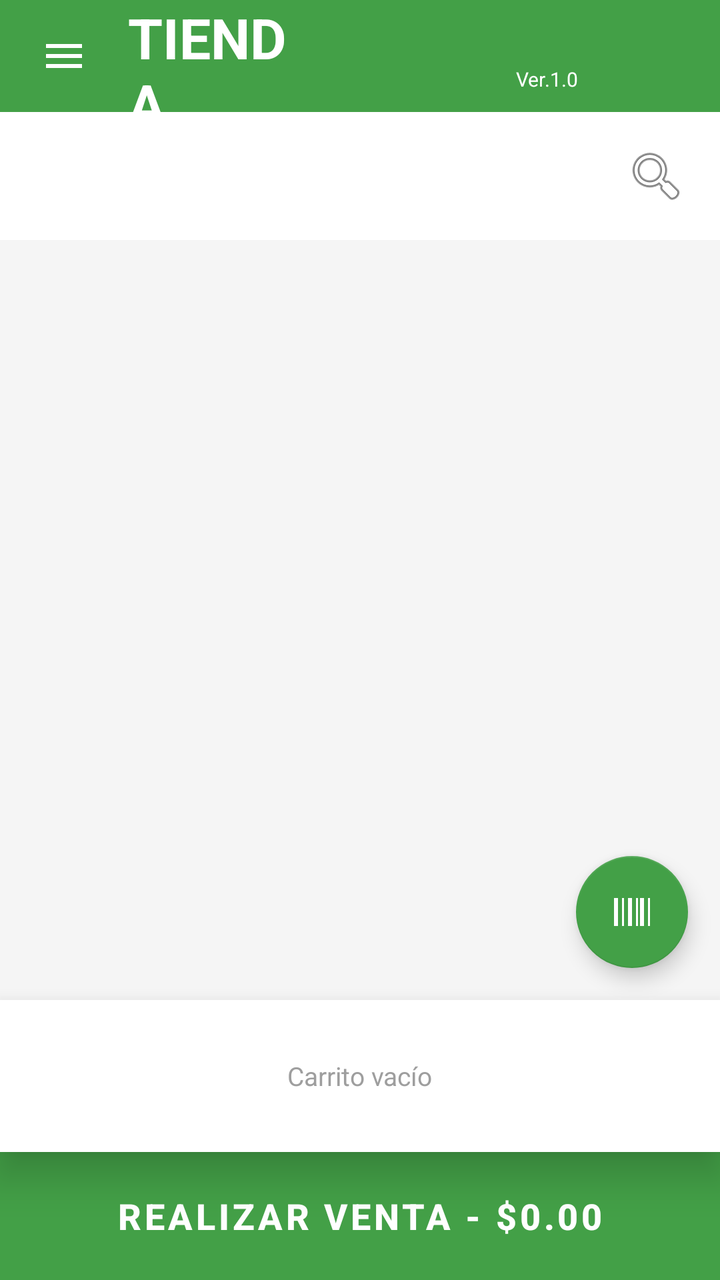
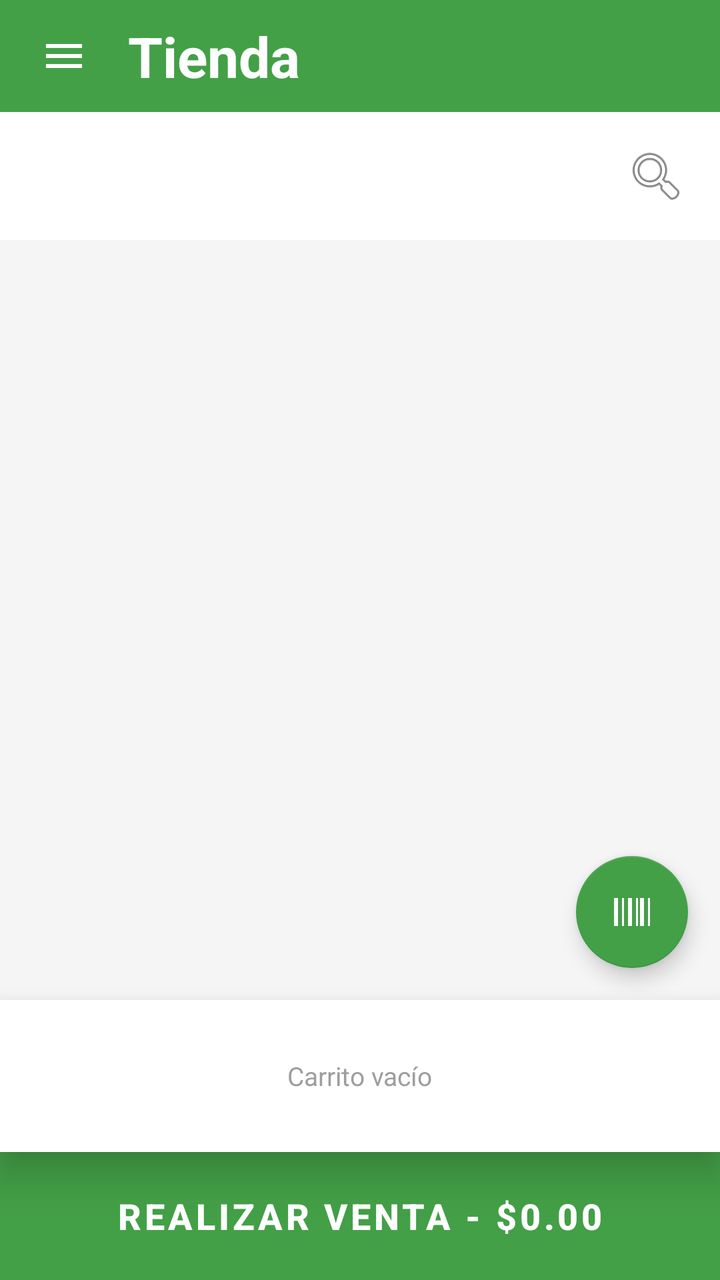

Before-and-after screenshots of an Android layout around one commit, followed by the original layout XML and the change that was made.
<!-- AndroidManifest.xml: application theme Theme.Inventario -->
<!-- res/layout/activity_tienda.xml -->
<?xml version="1.0" encoding="utf-8"?>
<androidx.drawerlayout.widget.DrawerLayout
    xmlns:android="http://schemas.android.com/apk/res/android"
    xmlns:app="http://schemas.android.com/apk/res-auto"
    android:id="@+id/drawerLayout"
    android:layout_width="match_parent"
    android:layout_height="match_parent">

    
    <androidx.constraintlayout.widget.ConstraintLayout
        android:layout_width="match_parent"
        android:layout_height="match_parent"
        android:background="#F5F5F5">

        

        
        <LinearLayout
            android:id="@+id/layoutTopBar"
            android:layout_width="0dp"
            android:layout_height="56dp"
            android:background="#43A047"
            android:gravity="center_vertical"
            android:orientation="horizontal"
            android:paddingStart="8dp"
            android:paddingEnd="8dp"
            app:layout_constraintEnd_toEndOf="parent"
            app:layout_constraintHorizontal_bias="0.0"
            app:layout_constraintStart_toStartOf="parent"
            app:layout_constraintTop_toTopOf="parent">

            <FrameLayout
                android:layout_width="wrap_content"
                android:layout_height="wrap_content">

                <ImageButton
                    android:id="@+id/btnMenuHamburger"
                    android:layout_width="48dp"
                    android:layout_height="48dp"
                    android:background="?attr/selectableItemBackgroundBorderless"
                    android:contentDescription="Abrir menú"
                    android:scaleType="centerInside"
                    android:src="@drawable/ic_menu_hamburger" />

                
                <View
                    android:id="@+id/dotMenuStock"
                    android:layout_width="12dp"
                    android:layout_height="12dp"
                    android:layout_gravity="top|end"
                    android:layout_marginTop="6dp"
                    android:layout_marginEnd="6dp"
                    android:background="@drawable/ic_red_dot"
                    android:visibility="gone" />

            </FrameLayout>

            <ImageView
                android:id="@+id/ivLogoTienda"
                android:layout_width="40dp"
                android:layout_height="40dp"
                android:layout_marginStart="6dp"
                android:contentDescription="Logo de la tienda"
                android:scaleType="fitCenter"
                android:visibility="gone" />

            <TextView
                android:layout_width="0dp"
                android:layout_height="wrap_content"
                android:layout_marginStart="8dp"
                android:layout_weight="1"
                android:text="TIENDA"
                android:textColor="#FFFFFF"
                android:textSize="28sp"
                android:textStyle="bold" />

            <TextView
                android:id="@+id/textView"
                android:layout_width="0dp"
                android:layout_height="wrap_content"
                android:layout_marginStart="100dp"
                android:layout_weight="1"
                android:text="\n\nVer.1.0"
                android:textColor="#FFFFFF"
                android:textSize="10sp"
                android:textStyle="normal" />

        </LinearLayout>

        <LinearLayout
            android:id="@+id/layoutHeader"
            android:layout_width="0dp"
            android:layout_height="wrap_content"
            android:orientation="horizontal"
            android:gravity="center_vertical"
            android:paddingStart="8dp"
            android:paddingEnd="8dp"
            android:paddingTop="8dp"
            android:paddingBottom="8dp"
            android:background="#FFFFFF"
            app:layout_constraintTop_toBottomOf="@id/layoutTopBar"
            app:layout_constraintStart_toStartOf="parent"
            app:layout_constraintEnd_toEndOf="parent">

            <androidx.recyclerview.widget.RecyclerView
                android:id="@+id/rvCategorias"
                android:layout_width="0dp"
                android:layout_height="wrap_content"
                android:layout_weight="1"
                android:clipToPadding="false"/>

            <ImageButton
                android:id="@+id/btnToggleBuscar"
                android:layout_width="48dp"
                android:layout_height="48dp"
                android:src="@android:drawable/ic_menu_search"
                android:background="?attr/selectableItemBackgroundBorderless"
                android:contentDescription="Buscar producto"/>

        </LinearLayout>

        
        <androidx.cardview.widget.CardView
            android:id="@+id/cardBuscar"
            android:layout_width="0dp"
            android:layout_height="wrap_content"
            android:layout_marginStart="8dp"
            android:layout_marginEnd="8dp"
            android:layout_marginTop="4dp"
            android:visibility="gone"
            app:cardCornerRadius="8dp"
            app:cardElevation="2dp"
            app:layout_constraintTop_toBottomOf="@id/layoutHeader"
            app:layout_constraintStart_toStartOf="parent"
            app:layout_constraintEnd_toEndOf="parent">

            <EditText
                android:id="@+id/etBuscarTienda"
                android:layout_width="match_parent"
                android:layout_height="wrap_content"
                android:paddingStart="12dp"
                android:paddingEnd="12dp"
                android:paddingTop="10dp"
                android:paddingBottom="10dp"
                android:hint="Buscar producto..."
                android:textColor="#212121"
                android:textColorHint="#9E9E9E"
                android:background="@android:color/transparent"
                android:imeOptions="actionSearch"
                android:inputType="text"
                android:singleLine="true"/>

        </androidx.cardview.widget.CardView>

        

        
        <androidx.recyclerview.widget.RecyclerView
            android:id="@+id/rvProductosTienda"
            android:layout_width="0dp"
            android:layout_height="0dp"
            android:layout_marginTop="4dp"
            android:clipToPadding="false"
            android:paddingStart="4dp"
            android:paddingEnd="4dp"
            android:paddingBottom="4dp"
            app:layout_constraintBottom_toTopOf="@id/layoutCarrito"
            app:layout_constraintEnd_toEndOf="parent"
            app:layout_constraintHorizontal_bias="0.0"
            app:layout_constraintStart_toStartOf="parent"
            app:layout_constraintTop_toBottomOf="@id/cardBuscar"
            app:layout_constraintVertical_bias="1.0" />

        <TextView
            android:id="@+id/tvSinProductos"
            android:layout_width="wrap_content"
            android:layout_height="wrap_content"
            android:text="No hay productos disponibles"
            android:textSize="14sp"
            android:textColor="#9E9E9E"
            android:visibility="gone"
            app:layout_constraintTop_toTopOf="@id/rvProductosTienda"
            app:layout_constraintBottom_toBottomOf="@id/rvProductosTienda"
            app:layout_constraintStart_toStartOf="parent"
            app:layout_constraintEnd_toEndOf="parent"/>

        
        <com.google.android.material.floatingactionbutton.FloatingActionButton
            android:id="@+id/fabEscanear"
            android:layout_width="wrap_content"
            android:layout_height="wrap_content"
            android:layout_marginEnd="16dp"
            android:layout_marginBottom="16dp"
            android:src="@drawable/ic_barcode"
            app:backgroundTint="#43A047"
            app:tint="#FFFFFF"
            app:layout_constraintBottom_toTopOf="@id/layoutCarrito"
            app:layout_constraintEnd_toEndOf="parent"
            android:contentDescription="Escanear código de barras" />

        <androidx.cardview.widget.CardView
            android:id="@+id/layoutCarrito"
            android:layout_width="0dp"
            android:layout_height="wrap_content"
            app:cardBackgroundColor="#FFFFFF"
            app:cardCornerRadius="0dp"
            app:cardElevation="12dp"
            app:layout_constraintBottom_toTopOf="@id/btnRealizarVenta"
            app:layout_constraintStart_toStartOf="parent"
            app:layout_constraintEnd_toEndOf="parent">

            <LinearLayout
                android:layout_width="match_parent"
                android:layout_height="wrap_content"
                android:orientation="horizontal"
                android:padding="8dp"
                android:gravity="center_vertical">

                <FrameLayout
                    android:layout_width="0dp"
                    android:layout_height="wrap_content"
                    android:layout_weight="1">

                    <androidx.recyclerview.widget.RecyclerView
                        android:id="@+id/rvCarrito"
                        android:layout_width="match_parent"
                        android:layout_height="wrap_content"
                        android:minHeight="60dp"/>

                    <TextView
                        android:id="@+id/tvCarritoVacio"
                        android:layout_width="wrap_content"
                        android:layout_height="wrap_content"
                        android:layout_gravity="center"
                        android:text="Carrito vacío"
                        android:textSize="13sp"
                        android:textColor="#9E9E9E"
                        android:textStyle="normal"/>

                </FrameLayout>

            </LinearLayout>

        </androidx.cardview.widget.CardView>

        <Button
            android:id="@+id/btnRealizarVenta"
            android:layout_width="0dp"
            android:layout_height="64dp"
            android:text="REALIZAR VENTA - $0.00"
            android:textSize="18sp"
            android:textStyle="bold"
            android:textColor="#FFFFFF"
            android:backgroundTint="#43A047"
            android:insetTop="0dp"
            android:insetBottom="0dp"
            app:cornerRadius="0dp"
            app:layout_constraintBottom_toBottomOf="parent"
            app:layout_constraintStart_toStartOf="parent"
            app:layout_constraintEnd_toEndOf="parent" />

    </androidx.constraintlayout.widget.ConstraintLayout>

    
    <LinearLayout
        android:id="@+id/navDrawer"
        android:layout_width="220dp"
        android:layout_height="match_parent"
        android:layout_gravity="start"
        android:orientation="vertical"
        android:background="#000000"
        android:fitsSystemWindows="true">

        
        <TextView
            android:layout_width="match_parent"
            android:layout_height="wrap_content"
            android:text="MENU"
            android:textSize="28sp"
            android:textStyle="bold"
            android:textColor="#FFFFFF"
            android:gravity="center"
            android:paddingTop="20dp"
            android:paddingBottom="20dp"
            android:background="#1565C0"/>

        
        <TextView
            android:id="@+id/menuInventario"
            android:layout_width="match_parent"
            android:layout_height="wrap_content"
            android:text="INVENTARIO"
            android:textSize="18sp"
            android:textStyle="bold"
            android:textColor="#FFFFFF"
            android:gravity="center"
            android:paddingTop="18dp"
            android:paddingBottom="18dp"
            android:background="#388E3C"
            android:foreground="?attr/selectableItemBackground"/>

        
        <TextView
            android:id="@+id/menuReportes"
            android:layout_width="match_parent"
            android:layout_height="wrap_content"
            android:text="Mi mercancía y\nreportes"
            android:textSize="18sp"
            android:textStyle="bold"
            android:textColor="#5D4037"
            android:gravity="center"
            android:paddingTop="14dp"
            android:paddingBottom="14dp"
            android:background="#FFF59D"
            android:foreground="?attr/selectableItemBackground"/>

        
        <TextView
            android:id="@+id/menuHistorial"
            android:layout_width="match_parent"
            android:layout_height="wrap_content"
            android:text="Historial de\nventas"
            android:textSize="18sp"
            android:textStyle="bold"
            android:textColor="#FFFFFF"
            android:gravity="center"
            android:paddingTop="14dp"
            android:paddingBottom="14dp"
            android:background="#FF8F00"
            android:foreground="?attr/selectableItemBackground"/>

        
        <TextView
            android:id="@+id/menuProveedores"
            android:layout_width="match_parent"
            android:layout_height="wrap_content"
            android:text="Proveedores"
            android:textSize="18sp"
            android:textStyle="bold"
            android:textColor="#FFFFFF"
            android:gravity="center"
            android:paddingTop="18dp"
            android:paddingBottom="18dp"
            android:background="#CE93D8"
            android:foreground="?attr/selectableItemBackground"/>

        
        <TextView
            android:id="@+id/menuFiados"
            android:layout_width="match_parent"
            android:layout_height="wrap_content"
            android:text="Fiados a\nclientes"
            android:textSize="18sp"
            android:textStyle="bold"
            android:textColor="#FFFFFF"
            android:gravity="center"
            android:paddingTop="14dp"
            android:paddingBottom="14dp"
            android:background="#E53935"
            android:foreground="?attr/selectableItemBackground"/>

        
        <TextView
            android:id="@+id/menuAjustes"
            android:layout_width="match_parent"
            android:layout_height="wrap_content"
            android:text="Ajustes"
            android:textSize="18sp"
            android:textStyle="bold"
            android:textColor="#FFFFFF"
            android:gravity="center"
            android:paddingTop="18dp"
            android:paddingBottom="18dp"
            android:background="#7B1FA2"
            android:foreground="?attr/selectableItemBackground"/>

        
        <View
            android:layout_width="match_parent"
            android:layout_height="0dp"
            android:layout_weight="1"
            android:background="#FFFFFF"/>

        
        <TextView
            android:layout_width="match_parent"
            android:layout_height="wrap_content"
            android:text="GerardoA. - 9621350889"
            android:textSize="16sp"
            android:textStyle="bold"
            android:textColor="#424242"
            android:gravity="center"
            android:paddingTop="14dp"
            android:paddingBottom="14dp"
            android:background="#FFFFFF"/>

    </LinearLayout>

</androidx.drawerlayout.widget.DrawerLayout>
<!-- resources referenced by this layout -->
<resources>
  <!-- drawable ic_barcode (drawable) -->
  <vector xmlns:android="http://schemas.android.com/apk/res/android"
      android:width="24dp"
      android:height="24dp"
      android:viewportWidth="24"
      android:viewportHeight="24">
      <path
          android:fillColor="#FFFFFF"
          android:pathData="M3,5h2v14H3V5z M7,5h1v14H7V5z M10,5h2v14h-2V5z M14,5h1v14h-1V5z M16,5h2v14h-2V5z M20,5h1v14h-1V5z"/>
  </vector>
  <!-- drawable ic_menu_hamburger (drawable) -->
  <?xml version="1.0" encoding="utf-8"?>
  <vector xmlns:android="http://schemas.android.com/apk/res/android"
      android:width="24dp"
      android:height="24dp"
      android:viewportWidth="24"
      android:viewportHeight="24"
      android:tint="#FFFFFF">
      <path
          android:fillColor="#FFFFFF"
          android:pathData="M3,18h18v-2H3v2zM3,13h18v-2H3v2zM3,6v2h18V6H3z"/>
  </vector>
  <!-- drawable ic_red_dot (drawable) -->
  <?xml version="1.0" encoding="utf-8"?>
  <shape xmlns:android="http://schemas.android.com/apk/res/android"
      android:shape="oval">
      <solid android:color="#E53935" />
      <stroke
          android:width="1.5dp"
          android:color="#FFFFFF" />
  </shape>
  <style name="Theme.Inventario" parent="Theme.MaterialComponents.DayNight.DarkActionBar">
          
          <item name="colorPrimary">@color/purple_500</item>
          <item name="colorPrimaryVariant">@color/purple_700</item>
          <item name="colorOnPrimary">@color/white</item>
          
          <item name="colorSecondary">@color/teal_200</item>
          <item name="colorSecondaryVariant">@color/teal_700</item>
          <item name="colorOnSecondary">@color/black</item>
          
          <item name="android:statusBarColor">?attr/colorPrimaryVariant</item>
          
      </style>
  <color name="purple_500">#FF6200EE</color>
  <color name="purple_700">#FF3700B3</color>
  <color name="white">#FFFFFFFF</color>
  <color name="teal_200">#FF03DAC5</color>
  <color name="teal_700">#FF018786</color>
  <color name="black">#FF000000</color>
</resources>

<!-- the commit's change to res/layout/activity_tienda.xml (unified diff, before → after) -->
@@ -65,25 +65,17 @@
                 android:visibility="gone" />
 
             <TextView
+                android:id="@+id/tvNombreTienda"
                 android:layout_width="0dp"
                 android:layout_height="wrap_content"
                 android:layout_marginStart="8dp"
                 android:layout_weight="1"
-                android:text="TIENDA"
+                android:text="Tienda"
                 android:textColor="#FFFFFF"
                 android:textSize="28sp"
                 android:textStyle="bold" />
 
-            <TextView
-                android:id="@+id/textView"
-                android:layout_width="0dp"
-                android:layout_height="wrap_content"
-                android:layout_marginStart="100dp"
-                android:layout_weight="1"
-                android:text="\n\nVer.1.0"
-                android:textColor="#FFFFFF"
-                android:textSize="10sp"
-                android:textStyle="normal" />
+
 
         </LinearLayout>
 
